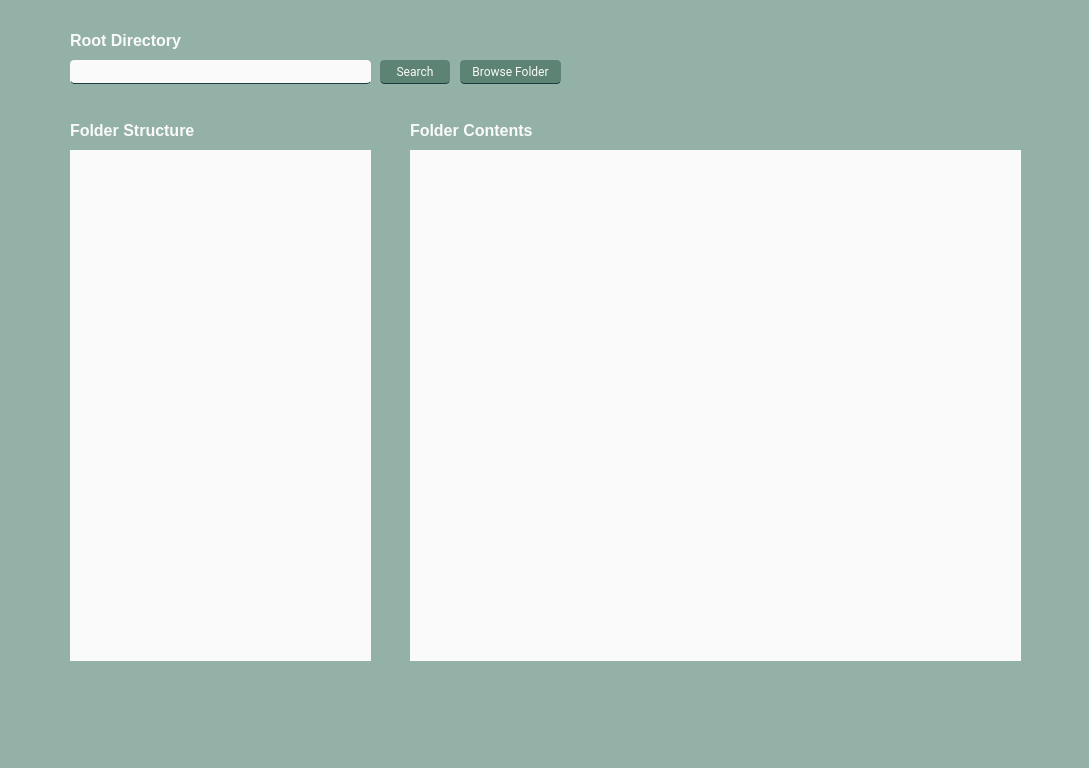
Before: the Qt Designer form UI/main.ui in cheukman196/FileManager, drawn with Qt 5.
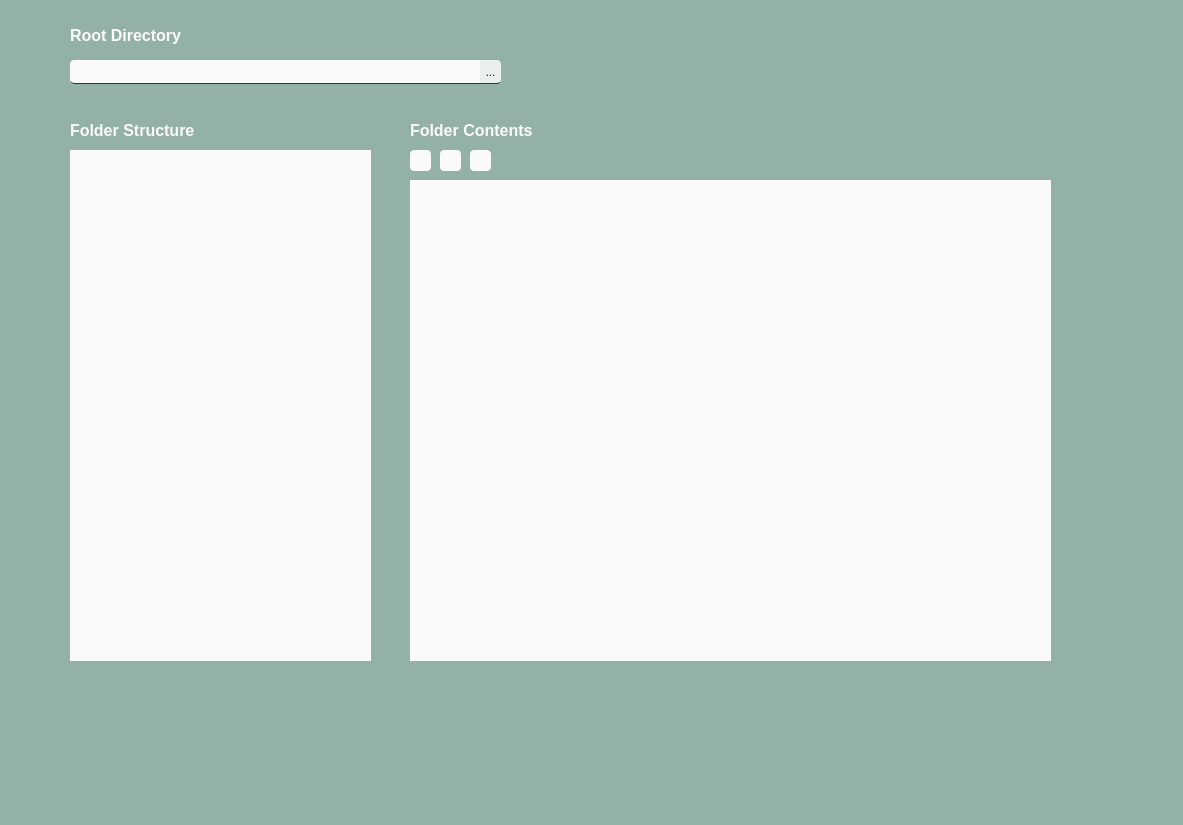
After: the same form once the commit is applied.

```diff
--- a/UI/main.ui
+++ b/UI/main.ui
@@ -6,8 +6,8 @@
    <rect>
     <x>0</x>
     <y>0</y>
-    <width>1089</width>
-    <height>768</height>
+    <width>1183</width>
+    <height>825</height>
    </rect>
   </property>
   <property name="palette">
@@ -198,208 +198,6 @@
    <property name="styleSheet">
     <string notr="true">background-color: rgb(147, 177, 166);</string>
    </property>
-   <widget class="QPushButton" name="search_button">
-    <property name="geometry">
-     <rect>
-      <x>380</x>
-      <y>60</y>
-      <width>70</width>
-      <height>24</height>
-     </rect>
-    </property>
-    <property name="palette">
-     <palette>
-      <active>
-       <colorrole role="WindowText">
-        <brush brushstyle="SolidPattern">
-         <color alpha="255">
-          <red>250</red>
-          <green>250</green>
-          <blue>250</blue>
-         </color>
-        </brush>
-       </colorrole>
-       <colorrole role="Button">
-        <brush brushstyle="SolidPattern">
-         <color alpha="255">
-          <red>92</red>
-          <green>131</green>
-          <blue>116</blue>
-         </color>
-        </brush>
-       </colorrole>
-       <colorrole role="Text">
-        <brush brushstyle="SolidPattern">
-         <color alpha="255">
-          <red>250</red>
-          <green>250</green>
-          <blue>250</blue>
-         </color>
-        </brush>
-       </colorrole>
-       <colorrole role="ButtonText">
-        <brush brushstyle="SolidPattern">
-         <color alpha="255">
-          <red>250</red>
-          <green>250</green>
-          <blue>250</blue>
-         </color>
-        </brush>
-       </colorrole>
-       <colorrole role="Base">
-        <brush brushstyle="SolidPattern">
-         <color alpha="255">
-          <red>92</red>
-          <green>131</green>
-          <blue>116</blue>
-         </color>
-        </brush>
-       </colorrole>
-       <colorrole role="Window">
-        <brush brushstyle="SolidPattern">
-         <color alpha="255">
-          <red>92</red>
-          <green>131</green>
-          <blue>116</blue>
-         </color>
-        </brush>
-       </colorrole>
-      </active>
-      <inactive>
-       <colorrole role="WindowText">
-        <brush brushstyle="SolidPattern">
-         <color alpha="255">
-          <red>250</red>
-          <green>250</green>
-          <blue>250</blue>
-         </color>
-        </brush>
-       </colorrole>
-       <colorrole role="Button">
-        <brush brushstyle="SolidPattern">
-         <color alpha="255">
-          <red>92</red>
-          <green>131</green>
-          <blue>116</blue>
-         </color>
-        </brush>
-       </colorrole>
-       <colorrole role="Text">
-        <brush brushstyle="SolidPattern">
-         <color alpha="255">
-          <red>250</red>
-          <green>250</green>
-          <blue>250</blue>
-         </color>
-        </brush>
-       </colorrole>
-       <colorrole role="ButtonText">
-        <brush brushstyle="SolidPattern">
-         <color alpha="255">
-          <red>250</red>
-          <green>250</green>
-          <blue>250</blue>
-         </color>
-        </brush>
-       </colorrole>
-       <colorrole role="Base">
-        <brush brushstyle="SolidPattern">
-         <color alpha="255">
-          <red>92</red>
-          <green>131</green>
-          <blue>116</blue>
-         </color>
-        </brush>
-       </colorrole>
-       <colorrole role="Window">
-        <brush brushstyle="SolidPattern">
-         <color alpha="255">
-          <red>92</red>
-          <green>131</green>
-          <blue>116</blue>
-         </color>
-        </brush>
-       </colorrole>
-      </inactive>
-      <disabled>
-       <colorrole role="WindowText">
-        <brush brushstyle="SolidPattern">
-         <color alpha="255">
-          <red>250</red>
-          <green>250</green>
-          <blue>250</blue>
-         </color>
-        </brush>
-       </colorrole>
-       <colorrole role="Button">
-        <brush brushstyle="SolidPattern">
-         <color alpha="255">
-          <red>92</red>
-          <green>131</green>
-          <blue>116</blue>
-         </color>
-        </brush>
-       </colorrole>
-       <colorrole role="Text">
-        <brush brushstyle="SolidPattern">
-         <color alpha="255">
-          <red>250</red>
-          <green>250</green>
-          <blue>250</blue>
-         </color>
-        </brush>
-       </colorrole>
-       <colorrole role="ButtonText">
-        <brush brushstyle="SolidPattern">
-         <color alpha="255">
-          <red>250</red>
-          <green>250</green>
-          <blue>250</blue>
-         </color>
-        </brush>
-       </colorrole>
-       <colorrole role="Base">
-        <brush brushstyle="SolidPattern">
-         <color alpha="255">
-          <red>92</red>
-          <green>131</green>
-          <blue>116</blue>
-         </color>
-        </brush>
-       </colorrole>
-       <colorrole role="Window">
-        <brush brushstyle="SolidPattern">
-         <color alpha="255">
-          <red>92</red>
-          <green>131</green>
-          <blue>116</blue>
-         </color>
-        </brush>
-       </colorrole>
-      </disabled>
-     </palette>
-    </property>
-    <property name="font">
-     <font>
-      <family>Roboto</family>
-      <weight>50</weight>
-      <bold>false</bold>
-     </font>
-    </property>
-    <property name="styleSheet">
-     <string notr="true">background-color: rgb(92, 131, 116);
-border-radius: 4px;
-color: #fafafa;
-border-bottom: 1px solid rgb(24, 61, 61);
-</string>
-    </property>
-    <property name="text">
-     <string>Search</string>
-    </property>
-    <property name="flat">
-     <bool>false</bool>
-    </property>
-   </widget>
    <widget class="QLabel" name="search_box_warning">
     <property name="geometry">
      <rect>
@@ -508,9 +306,9 @@
     <property name="geometry">
      <rect>
       <x>410</x>
-      <y>150</y>
-      <width>611</width>
-      <height>511</height>
+      <y>180</y>
+      <width>641</width>
+      <height>481</height>
      </rect>
     </property>
     <property name="sizePolicy">
@@ -521,8 +319,8 @@
     </property>
     <property name="maximumSize">
      <size>
-      <width>611</width>
-      <height>511</height>
+      <width>1000</width>
+      <height>1000</height>
      </size>
     </property>
     <property name="palette">
@@ -721,9 +519,9 @@
    <widget class="QPushButton" name="browse_file_button">
     <property name="geometry">
      <rect>
-      <x>460</x>
+      <x>480</x>
       <y>60</y>
-      <width>101</width>
+      <width>21</width>
       <height>24</height>
      </rect>
     </property>
@@ -739,14 +537,25 @@
      <bool>false</bool>
     </property>
     <property name="styleSheet">
-     <string notr="true">background-color: rgb(92, 131, 116);
-border-radius: 4px;
-color: #fafafa;
-border-bottom: 1px solid rgb(24, 61, 61);
+     <string notr="true">
+QPushButton{
+	background-color: rgb(233, 240, 237);
+	border-top-right-radius: 4px;
+	border-bottom-right-radius: 4px;
+	color: rgb(#fafafa);
+	border-bottom: 1px solid rgb(24, 61, 61);
+}
+
+QPushButton:hover{
+	background-color: rgb(223, 230, 227);
+	transition: all 1s easeout;
+}
+
+
 </string>
     </property>
     <property name="text">
-     <string>Browse Folder</string>
+     <string>...</string>
     </property>
     <property name="checkable">
      <bool>false</bool>
@@ -867,7 +676,7 @@
      <rect>
       <x>70</x>
       <y>120</y>
-      <width>141</width>
+      <width>171</width>
       <height>21</height>
      </rect>
     </property>
@@ -920,9 +729,9 @@
     <property name="geometry">
      <rect>
       <x>70</x>
-      <y>30</y>
+      <y>20</y>
       <width>151</width>
-      <height>21</height>
+      <height>31</height>
      </rect>
     </property>
     <property name="font">
@@ -948,18 +757,128 @@
      <rect>
       <x>70</x>
       <y>60</y>
-      <width>301</width>
+      <width>411</width>
       <height>24</height>
      </rect>
     </property>
+    <property name="font">
+     <font>
+      <pointsize>9</pointsize>
+     </font>
+    </property>
     <property name="styleSheet">
      <string notr="true">background-color: rgb(250, 250, 250);
-border-radius: 4px;
+border-top-left-radius: 4px;
+border-bottom-left-radius: 4px;
 border: 0;
 border-bottom: 1px solid rgb(24, 61, 61);
 </string>
     </property>
+    <property name="frame">
+     <bool>true</bool>
+    </property>
+    <property name="readOnly">
+     <bool>true</bool>
+    </property>
+    <property name="clearButtonEnabled">
+     <bool>false</bool>
+    </property>
    </widget>
+   <widget class="QPushButton" name="back_button">
+    <property name="enabled">
+     <bool>true</bool>
+    </property>
+    <property name="geometry">
+     <rect>
+      <x>410</x>
+      <y>150</y>
+      <width>21</width>
+      <height>21</height>
+     </rect>
+    </property>
+    <property name="styleSheet">
+     <string notr="true">QPushButton{
+	background-color: rgb(250, 250, 250);
+	border-radius: 4px;
+}
+
+QPushButton:hover{
+	background-color: rgb(173, 208, 195);
+	transition: all 1s easeout;
+}
+
+
+</string>
+    </property>
+    <property name="text">
+     <string/>
+    </property>
+   </widget>
+   <widget class="QPushButton" name="up_button">
+    <property name="geometry">
+     <rect>
+      <x>440</x>
+      <y>150</y>
+      <width>21</width>
+      <height>21</height>
+     </rect>
+    </property>
+    <property name="styleSheet">
+     <string notr="true">QPushButton{
+	background-color: rgb(250, 250, 250);
+	border-radius: 4px;
+}
+
+QPushButton:hover{
+	background-color: rgb(173, 208, 195);
+	transition: all 1s easeout;
+}
+
+
+</string>
+    </property>
+    <property name="text">
+     <string/>
+    </property>
+   </widget>
+   <widget class="QPushButton" name="next_button">
+    <property name="geometry">
+     <rect>
+      <x>470</x>
+      <y>150</y>
+      <width>21</width>
+      <height>21</height>
+     </rect>
+    </property>
+    <property name="styleSheet">
+     <string notr="true">QPushButton{
+	background-color: rgb(250, 250, 250);
+	border-radius: 4px;
+}
+
+QPushButton:hover{
+	background-color: rgb(173, 208, 195);
+	transition: all 1s easeout;
+}
+
+
+</string>
+    </property>
+    <property name="text">
+     <string/>
+    </property>
+   </widget>
+   <zorder>search_box</zorder>
+   <zorder>search_box_warning</zorder>
+   <zorder>search_result</zorder>
+   <zorder>browse_file_button</zorder>
+   <zorder>search_tree</zorder>
+   <zorder>label</zorder>
+   <zorder>label_2</zorder>
+   <zorder>label_3</zorder>
+   <zorder>back_button</zorder>
+   <zorder>up_button</zorder>
+   <zorder>next_button</zorder>
   </widget>
   <widget class="QMenuBar" name="menubar">
    <property name="geometry">
```
Left out of the diff: 2 changed lines with no effect on the pictures.
